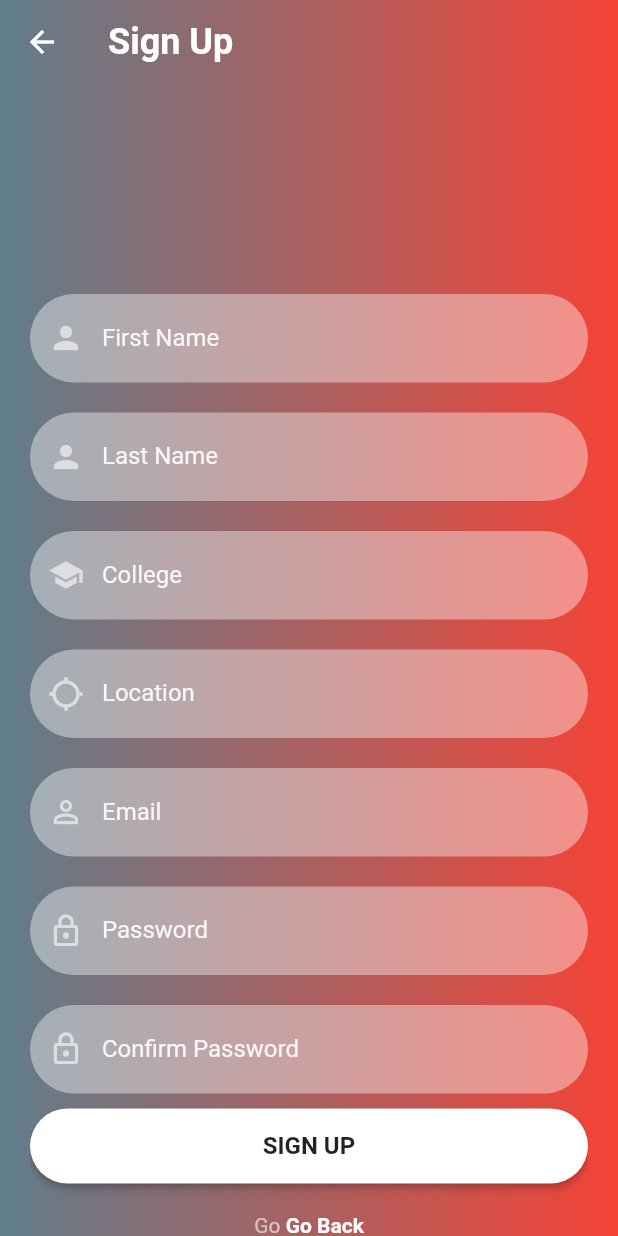
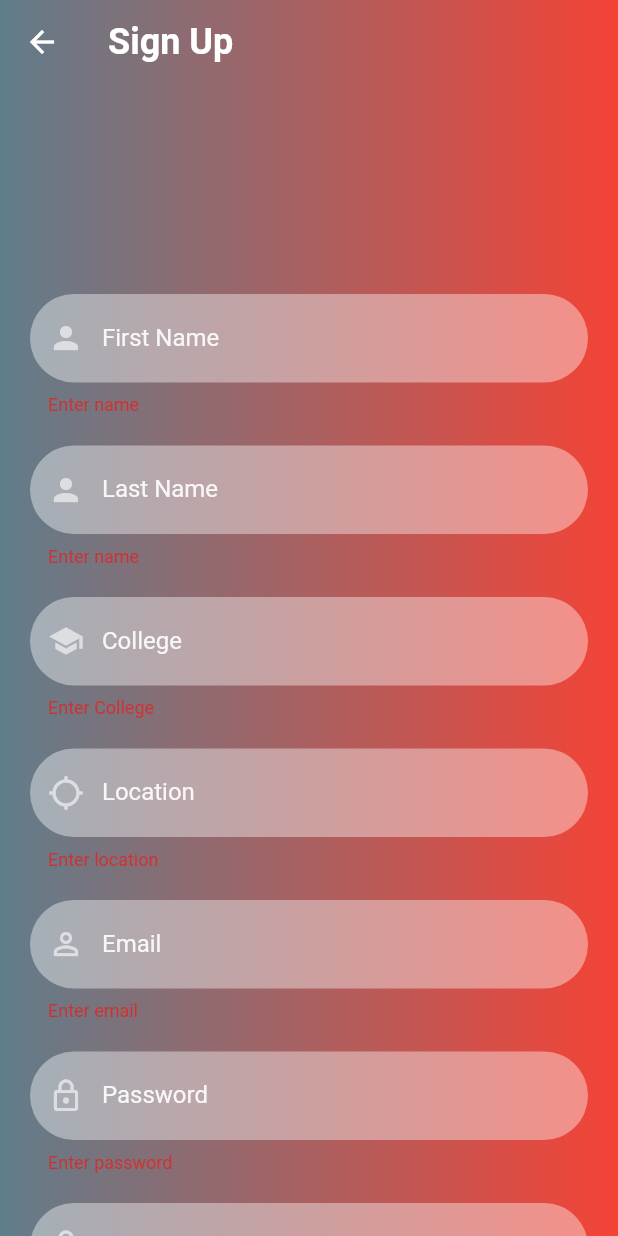
Before and after one commit to nenepart/Campus_market, a Flutter app: the screen it shows after launch, after a tap on "Sign Up", on a phone screen of 412 x 824 dp. Run offline on Flutter 3.47's test engine with Material 2 defaults, Android fonts, the phone set to English and light mode, and no system bars; our stand-ins replace firebase_auth, firebase_core, go_router; accounts and stored records are empty.

Commit message:
commit for 04/10/2023

```diff
--- a/lib/reusable_widgets/reusable_widgets.dart
+++ b/lib/reusable_widgets/reusable_widgets.dart
@@ -1,3 +1,4 @@
+import 'package:flutter/foundation.dart';
 import 'package:flutter/material.dart';
 
 String email = '';
@@ -7,7 +8,9 @@ final _formKey = GlobalKey<FormState>();
 
 
 TextField reusableTextField(String text, IconData icon, bool isPasswordType,
-    TextEditingController controller, {required Null Function(dynamic val) onChanged}) {
+    TextEditingController controller, String? errorText,
+    {required Null Function(dynamic val) onChanged})
+    {
       return TextField(controller: controller,
         obscureText: isPasswordType,
         enableSuggestions: !isPasswordType,
@@ -15,6 +18,7 @@ TextField reusableTextField(String text, IconData icon, bool isPasswordType,
         cursorColor: Colors.white,
         style: TextStyle(color: Colors.white.withOpacity(0.9)),
         decoration: InputDecoration(
+          errorText: errorText,
           prefixIcon: Icon(
             icon,
             color: Colors.white60,
--- a/lib/screens/signin_screen.dart
+++ b/lib/screens/signin_screen.dart
@@ -49,7 +49,9 @@ class _SignInScreenState extends State<SignInScreen> {
                 const SizedBox(height: 30,
                 ),
                 reusableTextField("Enter UserName", Icons.person_outline,
-                    false, _emailTextController, onChanged: (val){
+                    false, _emailTextController,
+                    _emailTextController.text.isEmpty ? 'Enter name': null,
+                    onChanged: (val){
                   setState(() => email = val
 
                   );
@@ -57,7 +59,9 @@ class _SignInScreenState extends State<SignInScreen> {
                 const SizedBox(height: 20,
                 ),
                 reusableTextField("Enter Password", Icons.lock_outline,
-                    true, _passwordTextController, onChanged: (val){
+                    true, _passwordTextController,
+                    _passwordTextController.text.isEmpty ? 'Enter name': null,
+                    onChanged: (val){
                       setState(() => password = val
                       );
 
--- a/lib/screens/signup_screen.dart
+++ b/lib/screens/signup_screen.dart
@@ -69,8 +69,10 @@ class _SignUpScreenState extends State<SignUpScreen> {
           height: 20,
           ),
             reusableTextField("First Name", Icons.person,
-                false, _firstNameTextController, onChanged: (val) {
-              validator: (val) => val.isEmpty ? 'Enter name' : null;
+                false, _firstNameTextController,
+                _firstNameTextController.text.isEmpty ? 'Enter name' : null,
+                    onChanged: (val) {
+              //validator: (val) => val.isEmpty ? 'Enter name' : null;
                   setState(() => firstName = val);
 
                 }),
@@ -78,8 +80,10 @@ class _SignUpScreenState extends State<SignUpScreen> {
               height: 20,
             ),
             reusableTextField("Last Name", Icons.person, false,
-                _lastNameTextController, onChanged: (val) {
-                  validator: (val) => val.isEmpty ? 'Enter name' : null;
+                _lastNameTextController,
+                _lastNameTextController.text.isEmpty ? 'Enter name': null,
+                onChanged: (val) {
+                 // validator: (val) => val.isEmpty ? 'Enter name' : null;
                   setState(() => lastName = val);
 
                 }),
@@ -87,7 +91,9 @@ class _SignUpScreenState extends State<SignUpScreen> {
               height: 20,
             ),
             reusableTextField("College", Icons.school, false,
-                _schoolTextController, onChanged: (val) {
+                _schoolTextController,
+                _schoolTextController.text.isEmpty ? 'Enter College': null,
+                onChanged: (val) {
                   setState(() => college = val);
 
                 }),
@@ -95,7 +101,9 @@ class _SignUpScreenState extends State<SignUpScreen> {
               height: 20,
             ),
             reusableTextField("Location", Icons.location_searching, false,
-                _locationTextController, onChanged: (val) {
+                _locationTextController,
+                _locationTextController.text.isEmpty ? 'Enter location': null,
+                onChanged: (val) {
                   setState(() => location = val);
 
                 }),
@@ -103,25 +111,33 @@ class _SignUpScreenState extends State<SignUpScreen> {
               height: 20,
             ),
             reusableTextField("Email", Icons.person_outline,
-                false, _emailTextController, onChanged: (val) {
-                  validator: (val) => val.isEmpty ? 'Enter an email' : null;
+                false, _emailTextController,
+                _emailTextController.text.isEmpty ? 'Enter email': null,
+                onChanged: (val) {
+                 // validator: (val) => val.isEmpty ? 'Enter an email' : null;
                   setState(() => email = val);
 
                 }),
             const SizedBox(height: 20,
             ),
             reusableTextField("Password", Icons.lock_outline,
-                true, _passwordTextController, onChanged: (val) {
-                  validator: (val) => val.length < 6 ? 'Enter stronger password' : null;
+                true, _passwordTextController,
+                _passwordTextController.text.isEmpty ? 'Enter password': null,
+                //_passwordTextController.length < 6 ? 'Enter stronger password': null,
+                onChanged: (val) {
+                  //validator: (val) => val.length < 6 ? 'Enter stronger password' : null;
                   setState(() => password = val);
 
                 }),
             const SizedBox(height: 20,
             ),
             reusableTextField("Confirm Password", Icons.lock_outline,
-                true, _confirmPasswordTextController, onChanged: (val) {
-                  validator: (val) => val.length != _passwordTextController ?
-                  'password do not match' : null;
+                true, _confirmPasswordTextController,
+                _confirmPasswordTextController.text.isEmpty ? 'Enter password':
+                null,
+                onChanged: (val) {
+                 // validator: (val) => val.length != _passwordTextController ?
+                  //'password do not match' : null;
                   setState(() => password = val);
                 }
             ),
@@ -164,7 +180,7 @@ class _SignUpScreenState extends State<SignUpScreen> {
             );
           },
 
-          child: const Text(" Go Back",
+          child: const Text(" Back",
             style: TextStyle(color: Colors.white, fontWeight: FontWeight.bold),
           ),
         )
```
Also changed, not shown: 1 other file.
